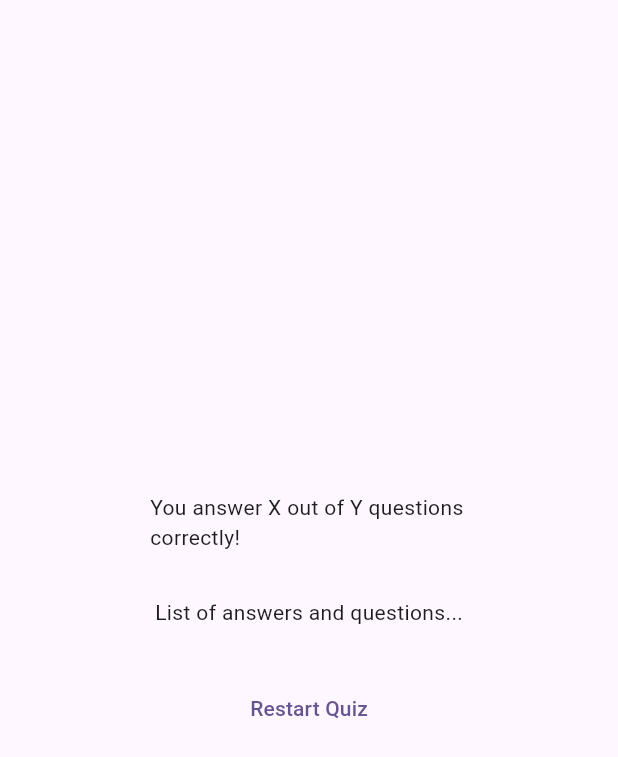
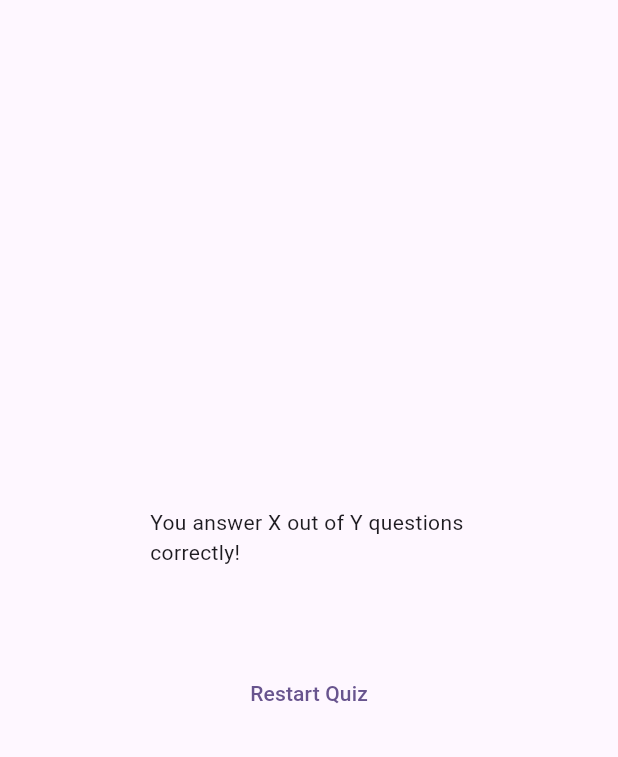
Before and after one commit to lluisetene/quiz_flutter, a Flutter app: the ResultsScreen widget shown alone on an empty page, opened directly with empty values, on a phone screen of 412 x 824 dp. Shown: the top 757 px of the screen. Run offline on Flutter 3.47's test engine with Material 2 defaults, Android fonts, the phone set to English and light mode, and no system bars; our stand-ins replace google_fonts.

Commit message:
show questions summary

```diff
--- a/lib/quiz.dart
+++ b/lib/quiz.dart
@@ -30,7 +30,6 @@ class _QuizState extends State<Quiz> {
     if (selectedAnswers.length == questions.length) {
       setState(() {
         activeScreen = 'result-screen';
-        selectedAnswers = [];
       });
     }
   }
@@ -47,6 +46,11 @@ class _QuizState extends State<Quiz> {
 
     if (activeScreen == 'result-screen') {
       screenWidget = ResultsScreen(chosenAnswers: selectedAnswers);
+    }
+
+    if (activeScreen == 'restart-quiz') {
+      selectedAnswers = [];
+      // screenWidget = QuestionsScreen(onSelectedAnswer: selectedAnswers);
     }
 
     return MaterialApp(
--- a/lib/result_screen.dart
+++ b/lib/result_screen.dart
@@ -1,5 +1,6 @@
 import 'package:flutter/material.dart';
 import 'data/questions.dart';
+import 'questions_summary.dart';
 
 class ResultsScreen extends StatelessWidget {
   const ResultsScreen({super.key, required this.chosenAnswers});
@@ -11,7 +12,7 @@ class ResultsScreen extends StatelessWidget {
     for (var i = 0; i < chosenAnswers.length; i++) {
       summary.add({
         'question_index': i,
-        'question': questions[i],
+        'question': questions[i].text,
         'correct_answer': questions[i].answers[0],
         'user_answer': chosenAnswers[i]
       });
@@ -31,7 +32,7 @@ class ResultsScreen extends StatelessWidget {
           children: [
             const Text('You answer X out of Y questions correctly!'),
             const SizedBox(height: 30),
-            const Text('List of answers and questions...'),
+            QuestionsSummary(getSummaryData()),
             const SizedBox(height: 30),
             TextButton(onPressed: () {}, child: const Text('Restart Quiz'))
           ],
```
Also changed, not shown: lib/questions_summary.dart (added, +32 -0 lines).
